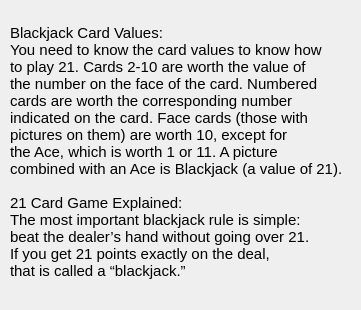
Old version of the form BlackJack/helpwindow.ui in the repository BeekeepingRunner/QTBlackjack.
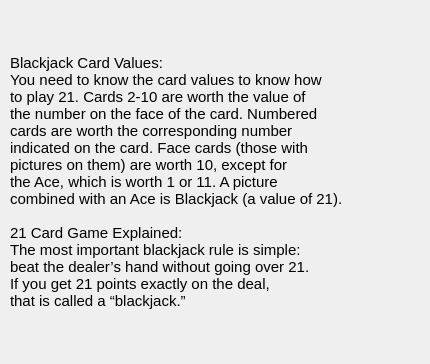
New version of the form.

```diff
--- a/BlackJack/helpwindow.ui
+++ b/BlackJack/helpwindow.ui
@@ -6,8 +6,8 @@
    <rect>
     <x>0</x>
     <y>0</y>
-    <width>361</width>
-    <height>310</height>
+    <width>430</width>
+    <height>364</height>
    </rect>
   </property>
   <property name="windowTitle">
@@ -18,8 +18,8 @@
     <rect>
      <x>10</x>
      <y>10</y>
-     <width>331</width>
-     <height>301</height>
+     <width>401</width>
+     <height>361</height>
     </rect>
    </property>
    <property name="font">
```
